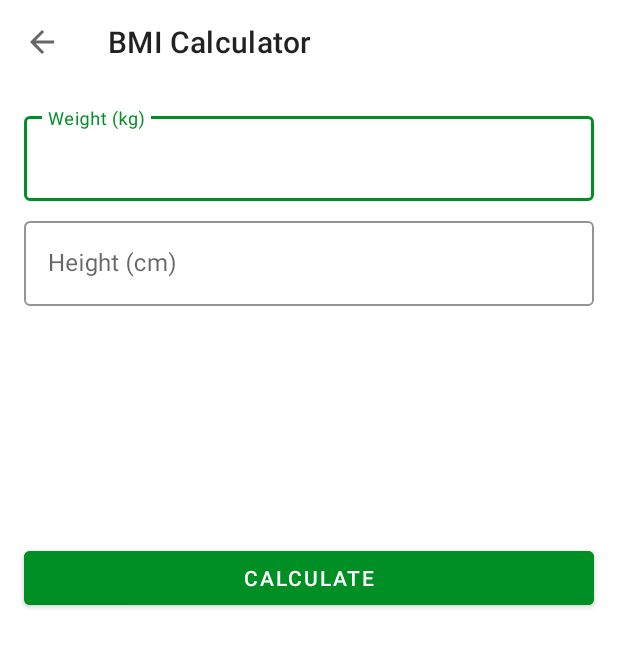
After one commit to budifauzan/7MinutesWorkoutApp, an Android app: the BMIActivity screen opened directly, with no data from a screen before it, on a phone screen of 412 x 824 dp. The commit adds this screen. Shown: the top 647 px of the screen. Run offline under Robolectric (Android 15) with nearby library versions, the phone set to English and light mode, and no system bars.

Commit message:
BMI Activity

```diff
--- a/app/src/main/java/com/example/a7minutesworkoutapp/MainActivity.kt
+++ b/app/src/main/java/com/example/a7minutesworkoutapp/MainActivity.kt
@@ -20,7 +20,11 @@ class MainActivity : AppCompatActivity() {
 
     private fun setOnClick() {
         mActivity?.flActivityMainStart?.setOnClickListener {
-            val intent = Intent(this,ExerciseActivity::class.java)
+            val intent = Intent(this, ExerciseActivity::class.java)
+            startActivity(intent)
+        }
+        mActivity?.flBmiCalculator?.setOnClickListener {
+            val intent = Intent(this, BMIActivity::class.java)
             startActivity(intent)
         }
     }
--- /dev/null
+++ b/app/src/main/res/layout/activity_bmi.xml
@@ -0,0 +1,124 @@
+<?xml version="1.0" encoding="utf-8"?>
+<androidx.constraintlayout.widget.ConstraintLayout xmlns:android="http://schemas.android.com/apk/res/android"
+    xmlns:app="http://schemas.android.com/apk/res-auto"
+    xmlns:tools="http://schemas.android.com/tools"
+    android:layout_width="match_parent"
+    android:layout_height="match_parent"
+    tools:context=".BMIActivity">
+
+    <androidx.appcompat.widget.Toolbar
+        android:id="@+id/tbToolbar"
+        android:layout_width="match_parent"
+        android:layout_height="?android:attr/actionBarSize"
+        app:layout_constraintEnd_toEndOf="parent"
+        app:layout_constraintStart_toStartOf="parent"
+        app:layout_constraintTop_toTopOf="parent" />
+
+    <com.google.android.material.textfield.TextInputLayout
+        android:id="@+id/til_weight"
+        style="@style/Widget.MaterialComponents.TextInputLayout.OutlinedBox"
+        android:layout_width="0dp"
+        android:layout_height="wrap_content"
+        android:layout_marginStart="16dp"
+        android:layout_marginTop="16dp"
+        android:layout_marginEnd="16dp"
+        app:boxStrokeColor="@color/colorAccent"
+        app:hintTextColor="@color/colorAccent"
+        app:layout_constraintEnd_toEndOf="parent"
+        app:layout_constraintStart_toStartOf="parent"
+        app:layout_constraintTop_toBottomOf="@id/tbToolbar">
+
+        <com.google.android.material.textfield.TextInputEditText
+            android:id="@+id/et_weight"
+            android:layout_width="match_parent"
+            android:layout_height="wrap_content"
+            android:hint="Weight (kg)"
+            android:textColorHint="#757575" />
+    </com.google.android.material.textfield.TextInputLayout>
+
+    <com.google.android.material.textfield.TextInputLayout
+        android:id="@+id/til_height"
+        style="@style/Widget.MaterialComponents.TextInputLayout.OutlinedBox"
+        android:layout_width="0dp"
+        android:layout_height="wrap_content"
+        android:layout_marginStart="16dp"
+        android:layout_marginTop="8dp"
+        android:layout_marginEnd="16dp"
+        app:boxStrokeColor="@color/colorAccent"
+        app:hintTextColor="@color/colorAccent"
+        app:layout_constraintEnd_toEndOf="parent"
+        app:layout_constraintStart_toStartOf="parent"
+        app:layout_constraintTop_toBottomOf="@id/til_weight">
+
+        <com.google.android.material.textfield.TextInputEditText
+            android:id="@+id/et_height"
+            android:layout_width="match_parent"
+            android:layout_height="wrap_content"
+            android:hint="Height (cm)"
+            android:textColorHint="#757575" />
+    </com.google.android.material.textfield.TextInputLayout>
+
+    <TextView
+        android:id="@+id/textView6"
+        style="@style/TextAppearance.MaterialComponents.Body1"
+        android:layout_width="0dp"
+        android:layout_height="wrap_content"
+        android:layout_marginTop="32dp"
+        android:text="Your BMI"
+        android:textAlignment="center"
+        android:textColor="#757575"
+        android:visibility="invisible"
+        app:layout_constraintEnd_toEndOf="@+id/til_height"
+        app:layout_constraintStart_toStartOf="@+id/til_height"
+        app:layout_constraintTop_toBottomOf="@+id/til_height" />
+
+    <TextView
+        android:id="@+id/tv_bmi_value"
+        style="@style/TextAppearance.MaterialComponents.Headline6"
+        android:layout_width="0dp"
+        android:layout_height="wrap_content"
+        android:text="20.0"
+        android:textAlignment="center"
+        android:visibility="invisible"
+        app:layout_constraintEnd_toEndOf="@+id/textView6"
+        app:layout_constraintStart_toStartOf="@+id/textView6"
+        app:layout_constraintTop_toBottomOf="@+id/textView6" />
+
+    <TextView
+        android:id="@+id/tv_bmi_type"
+        style="@style/TextAppearance.MaterialComponents.Body1"
+        android:layout_width="0dp"
+        android:layout_height="wrap_content"
+        android:text="Normal"
+        android:textAlignment="center"
+        android:textColor="#757575"
+        android:visibility="invisible"
+        app:layout_constraintEnd_toEndOf="@+id/tv_bmi_value"
+        app:layout_constraintStart_toStartOf="@+id/tv_bmi_value"
+        app:layout_constraintTop_toBottomOf="@+id/tv_bmi_value" />
+
+    <TextView
+        android:id="@+id/tv_bmi_description"
+        style="@style/TextAppearance.MaterialComponents.Body1"
+        android:layout_width="0dp"
+        android:layout_height="wrap_content"
+        android:text="You have normal BMI"
+        android:textAlignment="center"
+        android:textColor="#757575"
+        android:visibility="invisible"
+        app:layout_constraintEnd_toEndOf="@+id/tv_bmi_type"
+        app:layout_constraintStart_toStartOf="@+id/tv_bmi_type"
+        app:layout_constraintTop_toBottomOf="@+id/tv_bmi_type" />
+
+    <Button
+        android:id="@+id/btn_calculate"
+        android:layout_width="0dp"
+        android:layout_height="wrap_content"
+        android:layout_marginTop="32dp"
+        android:backgroundTint="@color/colorAccent"
+        android:text="calculate"
+        app:layout_constraintEnd_toEndOf="@+id/tv_bmi_description"
+        app:layout_constraintStart_toStartOf="@+id/tv_bmi_description"
+        app:layout_constraintTop_toBottomOf="@+id/tv_bmi_description" />
+
+</androidx.constraintlayout.widget.ConstraintLayout>
```
Also changed, not shown: app/src/main/AndroidManifest.xml (+7 -0 lines), app/src/main/java/com/example/a7minutesworkoutapp/BMIActivity.kt (added, +92 -0 lines), app/src/main/res/layout/activity_main.xml (+37 -1 lines).
